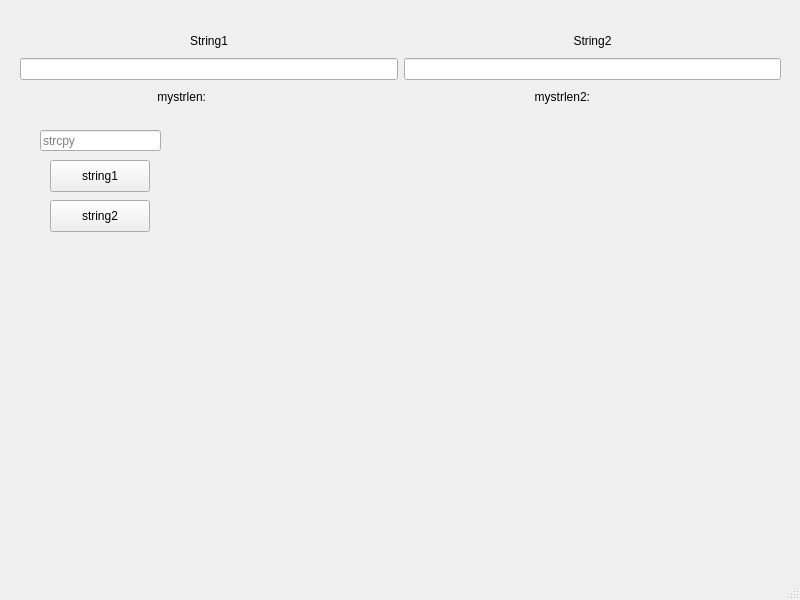
Old version of the form ОАИП/sem2/lab4/task2/mainwindow.ui in the repository anterg0/bsuir.
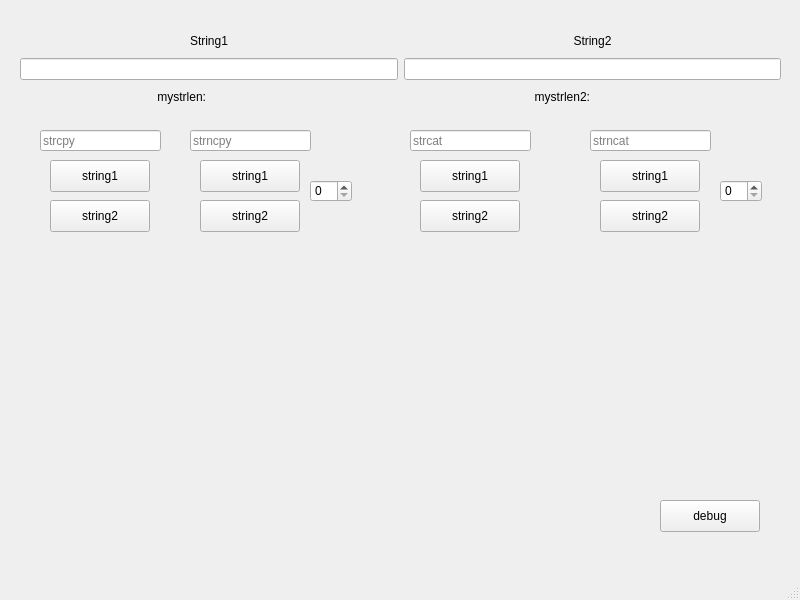
New version of the form.

Diff of the .ui file:
```diff
--- a/ОАИП/sem2/lab4/task2/mainwindow.ui
+++ b/ОАИП/sem2/lab4/task2/mainwindow.ui
@@ -152,6 +152,156 @@
      <string>string2</string>
     </property>
    </widget>
+   <widget class="QPushButton" name="strncpyString1">
+    <property name="geometry">
+     <rect>
+      <x>200</x>
+      <y>160</y>
+      <width>100</width>
+      <height>32</height>
+     </rect>
+    </property>
+    <property name="text">
+     <string>string1</string>
+    </property>
+   </widget>
+   <widget class="QPushButton" name="strncpyString2">
+    <property name="geometry">
+     <rect>
+      <x>200</x>
+      <y>200</y>
+      <width>100</width>
+      <height>32</height>
+     </rect>
+    </property>
+    <property name="text">
+     <string>string2</string>
+    </property>
+   </widget>
+   <widget class="QLineEdit" name="strncpyLine">
+    <property name="geometry">
+     <rect>
+      <x>190</x>
+      <y>130</y>
+      <width>121</width>
+      <height>21</height>
+     </rect>
+    </property>
+    <property name="placeholderText">
+     <string>strncpy</string>
+    </property>
+   </widget>
+   <widget class="QSpinBox" name="strncpyNum">
+    <property name="geometry">
+     <rect>
+      <x>310</x>
+      <y>180</y>
+      <width>42</width>
+      <height>22</height>
+     </rect>
+    </property>
+   </widget>
+   <widget class="QPushButton" name="strcatString1">
+    <property name="geometry">
+     <rect>
+      <x>420</x>
+      <y>160</y>
+      <width>100</width>
+      <height>32</height>
+     </rect>
+    </property>
+    <property name="text">
+     <string>string1</string>
+    </property>
+   </widget>
+   <widget class="QPushButton" name="strcatString2">
+    <property name="geometry">
+     <rect>
+      <x>420</x>
+      <y>200</y>
+      <width>100</width>
+      <height>32</height>
+     </rect>
+    </property>
+    <property name="text">
+     <string>string2</string>
+    </property>
+   </widget>
+   <widget class="QLineEdit" name="strcatLine">
+    <property name="geometry">
+     <rect>
+      <x>410</x>
+      <y>130</y>
+      <width>121</width>
+      <height>21</height>
+     </rect>
+    </property>
+    <property name="placeholderText">
+     <string>strcat</string>
+    </property>
+   </widget>
+   <widget class="QPushButton" name="pushButton">
+    <property name="geometry">
+     <rect>
+      <x>660</x>
+      <y>500</y>
+      <width>100</width>
+      <height>32</height>
+     </rect>
+    </property>
+    <property name="text">
+     <string>debug</string>
+    </property>
+   </widget>
+   <widget class="QPushButton" name="strncatString2">
+    <property name="geometry">
+     <rect>
+      <x>600</x>
+      <y>200</y>
+      <width>100</width>
+      <height>32</height>
+     </rect>
+    </property>
+    <property name="text">
+     <string>string2</string>
+    </property>
+   </widget>
+   <widget class="QLineEdit" name="strncatLine">
+    <property name="geometry">
+     <rect>
+      <x>590</x>
+      <y>130</y>
+      <width>121</width>
+      <height>21</height>
+     </rect>
+    </property>
+    <property name="placeholderText">
+     <string>strncat</string>
+    </property>
+   </widget>
+   <widget class="QPushButton" name="strncatString1">
+    <property name="geometry">
+     <rect>
+      <x>600</x>
+      <y>160</y>
+      <width>100</width>
+      <height>32</height>
+     </rect>
+    </property>
+    <property name="text">
+     <string>string1</string>
+    </property>
+   </widget>
+   <widget class="QSpinBox" name="strncatNum">
+    <property name="geometry">
+     <rect>
+      <x>720</x>
+      <y>180</y>
+      <width>42</width>
+      <height>22</height>
+     </rect>
+    </property>
+   </widget>
   </widget>
   <widget class="QMenuBar" name="menubar">
    <property name="geometry">
```
